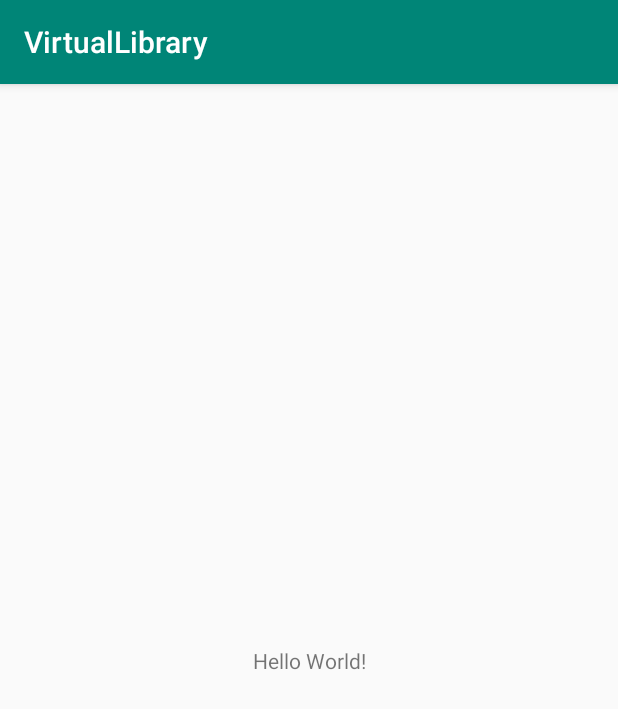
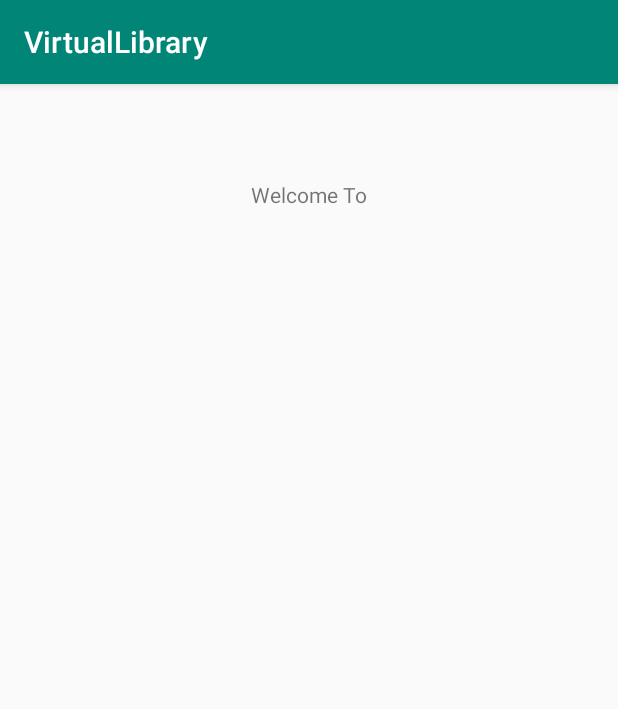
Before and after one commit to CMPUT301W19T07/Virtual-Library, an Android app: the LogIn screen opened directly, with no data from a screen before it, on a phone screen of 412 x 824 dp. Shown: the top 709 px of the screen. Run offline under Robolectric (Android 15) with nearby library versions, the phone set to English and light mode, and no system bars.

Commit message:
Update #1
Need to get pic

```diff
--- a/app/src/main/res/layout/login.xml
+++ b/app/src/main/res/layout/login.xml
@@ -17,12 +17,16 @@
     tools:context=".LogIn">
 
     <TextView
+        android:id="@+id/textView"
         android:layout_width="wrap_content"
         android:layout_height="wrap_content"
-        android:text="Hello World!"
-        app:layout_constraintBottom_toBottomOf="parent"
-        app:layout_constraintLeft_toLeftOf="parent"
-        app:layout_constraintRight_toRightOf="parent"
+        android:layout_marginStart="64dp"
+        android:layout_marginLeft="64dp"
+        android:layout_marginTop="64dp"
+        android:layout_marginEnd="64dp"
+        android:layout_marginRight="64dp"
+        android:text="@string/Welcome"
+        app:layout_constraintEnd_toEndOf="parent"
+        app:layout_constraintStart_toStartOf="parent"
         app:layout_constraintTop_toTopOf="parent" />
-
 </android.support.constraint.ConstraintLayout>
--- a/app/src/main/res/values/strings.xml
+++ b/app/src/main/res/values/strings.xml
@@ -1,3 +1,4 @@
 <resources>
     <string name="app_name">VirtualLibrary</string>
+    <string name="Welcome">Welcome To</string>
 </resources>
```
